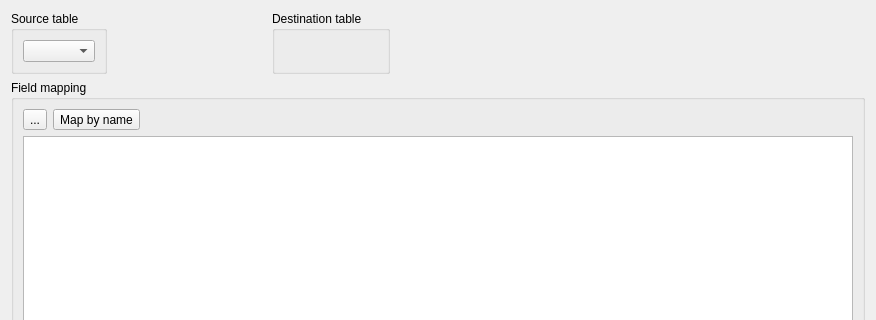
The window that src/mdtdatabase/mdtSqlDatabaseCopierTableMappingDialog.ui (scandyna/multidiagtools) describes before a commit, drawn with Qt 5; both pictures show x 0 to 876 and y 0 to 320 of the 876 by 499 pixel window.
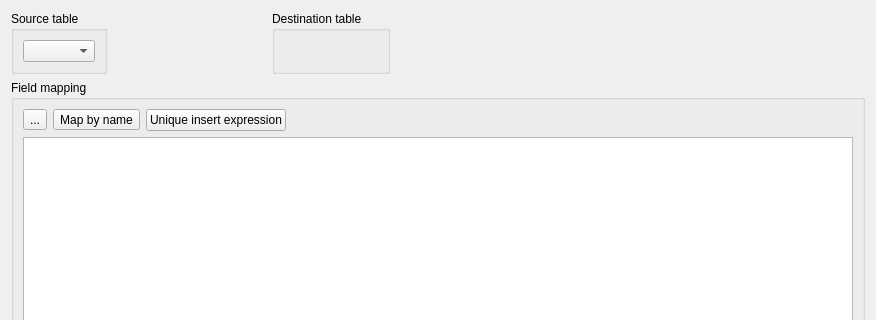
The same window after the commit. Icons and pictures are not drawn.

Commit message: Working on SQL copier

The edit to the form file:
```diff
--- a/src/mdtdatabase/mdtSqlDatabaseCopierTableMappingDialog.ui
+++ b/src/mdtdatabase/mdtSqlDatabaseCopierTableMappingDialog.ui
@@ -114,6 +114,13 @@
           </property>
          </widget>
         </item>
+        <item>
+         <widget class="QPushButton" name="pbUniqueInsertExpression">
+          <property name="text">
+           <string>Unique insert expression</string>
+          </property>
+         </widget>
+        </item>
         <item>
          <spacer name="horizontalSpacer">
           <property name="orientation">
```
Left out of the diff: 2 changed lines with no effect on the pictures. The commit also changes 23 other files.
